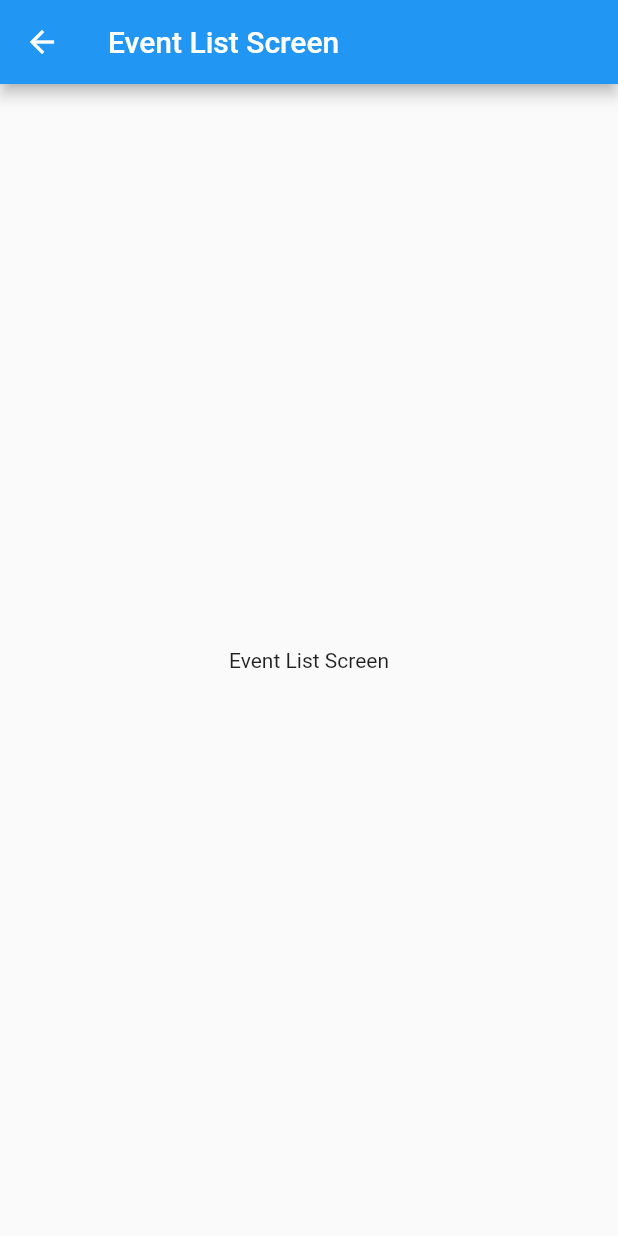
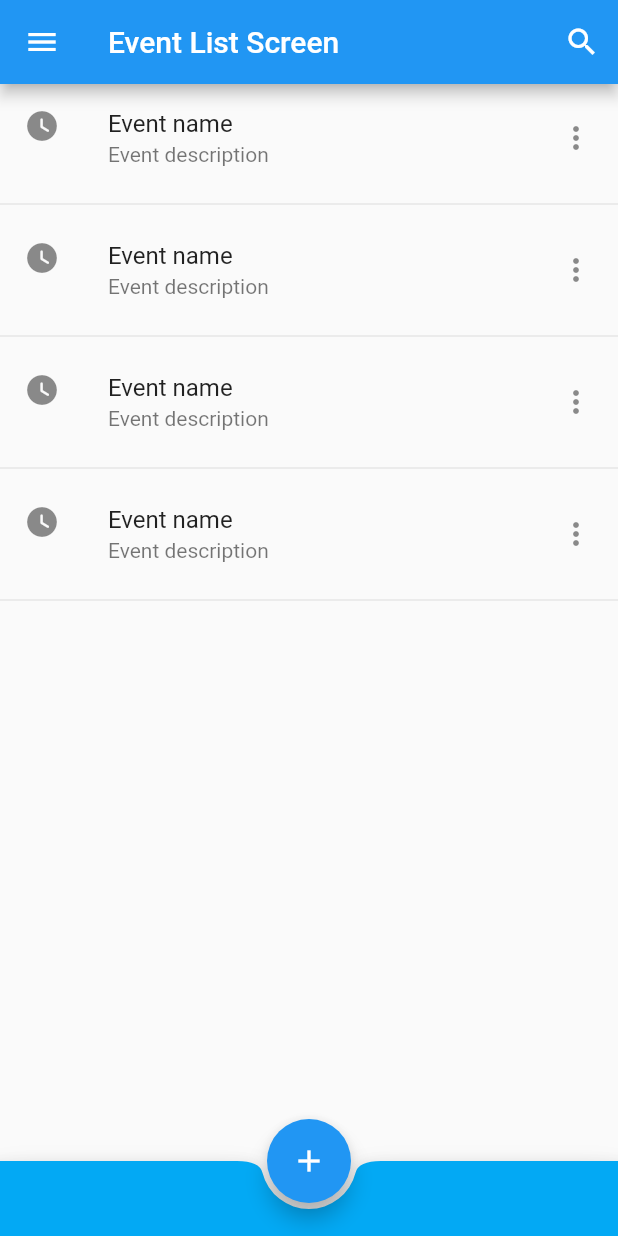
Before and after one commit to lahirulakruwan/Event_Reminder_FlutterApp, a Flutter app: the EventListScreen screen opened directly, on a phone screen of 412 x 824 dp. Run offline on Flutter 3.47's test engine with Material 2 defaults, Android fonts, the phone set to English and light mode, and no system bars.

Commit message:
update event list

```diff
--- a/lib/main.dart
+++ b/lib/main.dart
@@ -17,7 +17,7 @@ class MyApp extends StatelessWidget {
     return MaterialApp(
       debugShowCheckedModeBanner: false,
       title: "Event Reminder",
-      home: AddEventScreen(),
+      home: EventListScreen(),
     );
   }
 }
--- a/lib/screens/event_list_screen.dart
+++ b/lib/screens/event_list_screen.dart
@@ -13,10 +13,89 @@ class _EventListScreenState extends State<EventListScreen> {
     return Scaffold(
       appBar: AppBar(
         title: Text('Event List Screen'),
+        actions: [
+          IconButton(
+              icon: Icon(Icons.search),
+              onPressed: () {}
+          ),
+        ],
       ),
-      body: Center(
-        child: Text('Event List Screen'),
+      body: Container(
+        child: ListView(
+          scrollDirection: Axis.vertical,
+          children: [
+            ListTile(
+              leading: Icon(Icons.watch_later_rounded),
+              title: Text('Event name'),
+              subtitle: Text('Event description'),
+              trailing: Icon(Icons.more_vert),
+              onTap: () {},
+            ),
+            Divider(),
+            ListTile(
+              leading: Icon(Icons.watch_later_rounded),
+              title: Text('Event name'),
+              subtitle: Text('Event description'),
+              trailing: Icon(Icons.more_vert),
+              onTap: () {},
+            ),
+            Divider(),
+            ListTile(
+              leading: Icon(Icons.watch_later_rounded),
+              title: Text('Event name'),
+              subtitle: Text('Event description'),
+              trailing: Icon(Icons.more_vert),
+              onTap: () {},
+            ),
+            Divider(),
+            ListTile(
+              leading: Icon(Icons.watch_later_rounded),
+              title: Text('Event name'),
+              subtitle: Text('Event description'),
+              trailing: Icon(Icons.more_vert),
+              onTap: () {},
+            ),
+            Divider(),
+          ],
+        ),
       ),
+      drawer: Drawer(
+        child: ListView(
+          // Important: Remove any padding from the ListView.
+          padding: EdgeInsets.zero,
+          children: <Widget>[
+            DrawerHeader(
+              decoration: BoxDecoration(
+                color: Colors.blue,
+              ),
+              child: Text('Drawer Header'),
+            ),
+            ListTile(
+              title: Text('Item 1'),
+              onTap: () {
+                // Update the state of the app.
+                // ...
+              },
+            ),
+            ListTile(
+              title: Text('Item 2'),
+              onTap: () {
+                // Update the state of the app.
+                // ...
+              },
+            ),
+          ],
+        ),
+      ),
+      bottomNavigationBar: BottomAppBar(
+        color: Colors.lightBlue,
+        shape: const CircularNotchedRectangle(),
+        child: Container(height: 50.0),
+      ),
+      floatingActionButton: FloatingActionButton(
+        child: const Icon(Icons.add),
+      ),
+      floatingActionButtonLocation: FloatingActionButtonLocation.centerDocked,
     );
   }
 }
--- a/pubspec.yaml
+++ b/pubspec.yaml
@@ -45,8 +45,8 @@ flutter:
   uses-material-design: true
 
   # To add assets to your application, add an assets section, like this:
-  # assets:
-  #   - images/a_dot_burr.jpeg
+  assets:
+    - assets/flutter.png
   #   - images/a_dot_ham.jpeg
 
   # An image asset can refer to one or more resolution-specific "variants", see
```
Also changed, not shown: lib/screens/welcome_screen.dart (+26 -5 lines).
